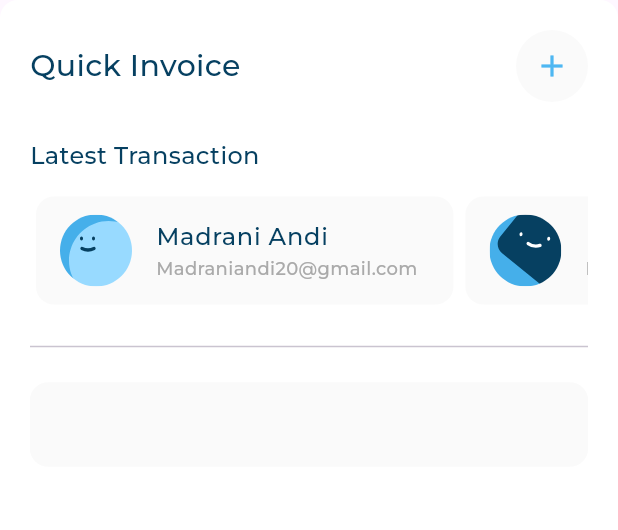
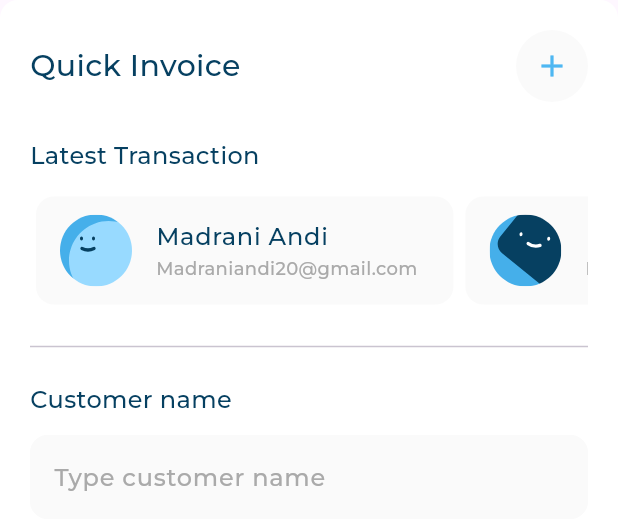
Before and after one commit to MakariosFared/responsive_dash_board, a Flutter app: the QuickInvoice widget shown alone on an empty page, opened directly, on a phone screen of 412 x 824 dp. Shown: the top 530 px of the screen. Run offline on Flutter 3.47's test engine with Material 3 defaults, Android fonts, the phone set to English and light mode, and no system bars; our stand-ins replace flutter_svg; project files that could hold a hidden picture were left out.

Commit message:
custom text field

```diff
--- a/lib/widgets/custom_text_field.dart
+++ b/lib/widgets/custom_text_field.dart
@@ -1,12 +1,17 @@
 import 'package:flutter/material.dart';
+import 'package:responsive_dash_board/utils/app_styles.dart';
 
 class CustomTextField extends StatelessWidget {
-  const CustomTextField({super.key});
-
+  const CustomTextField({super.key, required this.hint});
+  final String hint;
   @override
   Widget build(BuildContext context) {
     return TextField(
       decoration: InputDecoration(
+        hintText: hint,
+        hintStyle: AppStyles.styleRegular16().copyWith(
+          color: const Color(0xffAAAAAA),
+        ),
         fillColor: const Color(0xffFAFAFA),
         filled: true,
         border: buildBorder(),
--- a/lib/widgets/quick_invoice.dart
+++ b/lib/widgets/quick_invoice.dart
@@ -1,8 +1,8 @@
 import 'package:flutter/material.dart';
 import 'package:responsive_dash_board/widgets/custom_background_container.dart';
-import 'package:responsive_dash_board/widgets/custom_text_field.dart';
 import 'package:responsive_dash_board/widgets/latest_transaction.dart';
 import 'package:responsive_dash_board/widgets/quick_invoice_header.dart';
+import 'package:responsive_dash_board/widgets/title_text_field.dart';
 
 class QuickInvoice extends StatelessWidget {
   const QuickInvoice({super.key});
@@ -21,7 +21,10 @@ class QuickInvoice extends StatelessWidget {
           Divider(
             height: 48,
           ),
-          CustomTextField(),
+          TitleTextField(
+            title: 'Customer name',
+            hint: 'Type customer name',
+          )
         ],
       ),
     );
--- /dev/null
+++ b/lib/widgets/title_text_field.dart
@@ -0,0 +1,26 @@
+import 'package:flutter/material.dart';
+import 'package:responsive_dash_board/utils/app_styles.dart';
+import 'package:responsive_dash_board/widgets/custom_text_field.dart';
+
+class TitleTextField extends StatelessWidget {
+  const TitleTextField({super.key, required this.title, required this.hint});
+
+  final String title, hint;
+
+  @override
+  Widget build(BuildContext context) {
+    return Column(
+      crossAxisAlignment: CrossAxisAlignment.start,
+      children: [
+        Text(
+          title,
+          style: AppStyles.styleMedium16(),
+        ),
+        const SizedBox(
+          height: 12,
+        ),
+       CustomTextField(hint: hint,),
+      ],
+    );
+  }
+}
--- a/pubspec.yaml
+++ b/pubspec.yaml
@@ -61,8 +61,8 @@ flutter:
   fonts:
     - family: Montserrat
       fonts:
+        - asset: assets/fonts/Montserrat-Regular.ttf
         - asset: assets/fonts/Montserrat-Medium.ttf
-        - asset: assets/fonts/Montserrat-Regular.ttf
           weight: 500
 
 flutter_assets:
```
